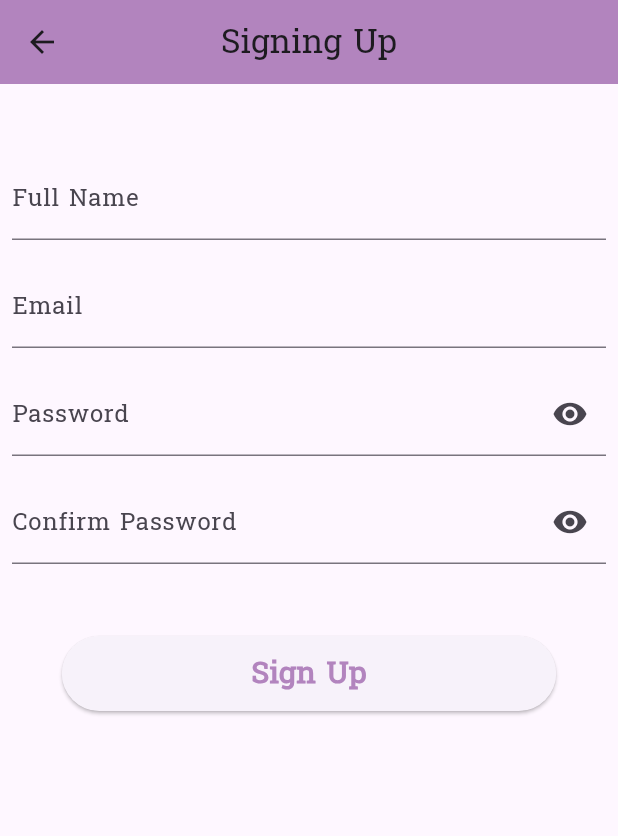
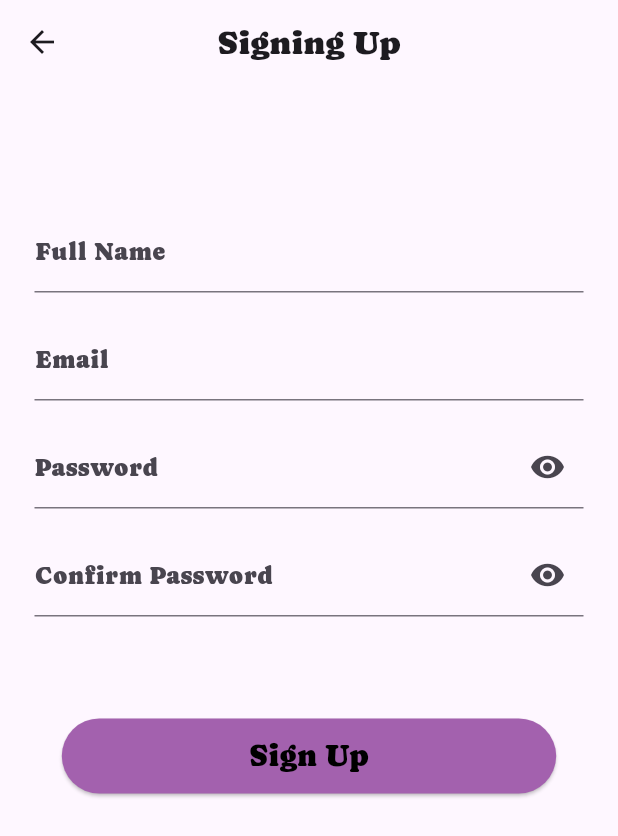
Before and after one commit to klarasameh1/ShoppingApp-SprintsUp, a Flutter app: the screen it shows after launch, after a tap on "Sign Up", on a phone screen of 412 x 824 dp. Shown: the top 836 px of the screen. Run offline on Flutter 3.47's test engine with Material 3 defaults, Android fonts, the phone set to English and light mode, and no system bars.

Commit message:
enhanced Ui

```diff
--- a/lib/main.dart
+++ b/lib/main.dart
@@ -15,7 +15,8 @@ class MyApp extends StatelessWidget {
     return MaterialApp(
       title: "To Do App",
         theme: ThemeData(
-          fontFamily: 'Suwannaphum-Regular',
+          focusColor: Colors.black,
+          fontFamily: 'Caprasimo-Regular',
         ),
       home: WelcomePage()
     );
--- a/lib/pages/signup_page.dart
+++ b/lib/pages/signup_page.dart
@@ -23,15 +23,17 @@ class _SignupPageState extends State<SignupPage> {
   Widget build(BuildContext context) {
     return Scaffold(
       appBar: AppBar(
-        backgroundColor: Color(0xFFB284BE),
+        backgroundColor: Colors.transparent,
         title: Text("Signing Up"),
         centerTitle: true,
       ),
-      body: Form(
+      body: Padding(
+        padding: const EdgeInsets.all(15),
+        child: Form(
           key: _formKey,
           child: Column(
             children: [
-            SizedBox(height: 40),
+              SizedBox(height: 60),
               // Optionally keep Name field if you plan to use it
               Padding(
                 padding: const EdgeInsets.all(8.0),
@@ -119,12 +121,15 @@ class _SignupPageState extends State<SignupPage> {
                 ),
               ),
 
-            SizedBox(height: 40),
+              SizedBox(height: 60),
 
               SizedBox(
                 width: MediaQuery.of(context).size.width*0.8,
                 height: 50,
                 child: ElevatedButton(
+                  style: ButtonStyle(
+                    backgroundColor: WidgetStateProperty.all(Color(0xFFA361AE)) ,
+                  ),
                   onPressed: () async {
                     if (_formKey.currentState!.validate()) {
                       await dialog();
@@ -137,15 +142,16 @@ class _SignupPageState extends State<SignupPage> {
                         SnackBar(
                           content: Text("Enter valid data"),
                           duration: Duration(seconds: 3),
-                        action: SnackBarAction(label: "ok", onPressed: () {}),
+                          action: SnackBarAction(label: "Ok", onPressed: () {}),
                         ),
                       );
                     }
                   },
-                child: Text("Sign Up" , style: TextStyle(fontWeight: FontWeight.bold , fontSize: 20 , color: Color(0xFFB284BE)),),
+                  child: Text("Sign Up" , style: TextStyle(fontSize: 20 , color: Colors.black),),
                 ),
               ),
             ],
+          ),
         ),
       ),
     );
@@ -156,14 +162,13 @@ class _SignupPageState extends State<SignupPage> {
       context: context,
       builder: (BuildContext context) {
         return AlertDialog(
-          backgroundColor: Color(0xFFB284BE),
-          title: Text("Welcome $username"),
-          titleTextStyle: TextStyle(fontWeight: FontWeight.bold, fontSize: 30),
+          title: Text("Welcome"),
+          titleTextStyle: TextStyle(fontSize: 30 , color:Color(0xFFB284BE)),
 
           content: Text("Account created successfully"),
           contentTextStyle: TextStyle(
-            fontWeight: FontWeight.bold,
-            fontSize: 15,
+            color: Color(0xFFB284BE),
+            fontSize: 20,
           ),
           actions: <Widget>[
             TextButton(
@@ -174,7 +179,7 @@ class _SignupPageState extends State<SignupPage> {
                 widthFactor: 50,
                 child: Text(
                   "Close",
-                  style: TextStyle(fontWeight: FontWeight.bold, fontSize: 20 , color: Colors.white),
+                  style: TextStyle(fontWeight: FontWeight.bold, fontSize: 20, color: Color(0xFFB284BE)),
                 ),
               ),
             ),
--- a/lib/pages/welcome_page.dart
+++ b/lib/pages/welcome_page.dart
@@ -8,21 +8,21 @@ class WelcomePage extends StatelessWidget {
   @override
   Widget build(BuildContext context) {
     return Scaffold(
-      appBar: AppBar(title: Center(child: Text("Welcome to Shoppy App"))),
+      appBar: AppBar(title: Center(child: Text("Welcome to Shoppy App" )) , backgroundColor: Colors.transparent,),
       backgroundColor: Colors.white,
       body: Column(
         mainAxisAlignment: MainAxisAlignment.start,
         children: [
           Center(
               child:
-              Image.network('https://img.freepik.com/free-vector/no-time-concept-illustration_114360-4290.jpg?t=st=1751301964~exp=1751305564~hmac=f1358ab224d5296c123608848f31fe5ff7cbfb1472b10bbe63fa2b2904f03639&w=900',
+              Image.asset('assets/welcomePage/welcome1.jpg',
                 width: MediaQuery.of(context).size.width*0.8,
                 height: MediaQuery.of(context).size.height*0.3,
               ),
           ),
           Center(
               child:
-              Image.asset('assets/shopbag.jpg',
+              Image.asset('assets/welcomePage/shopbag.jpg',
                 width: MediaQuery.of(context).size.width*0.8,
                 height: MediaQuery.of(context).size.height*0.3,
               ),
@@ -47,7 +47,7 @@ class WelcomePage extends StatelessWidget {
               onPressed: () => {Navigator.push(
                   context,
                   MaterialPageRoute(builder: (context)=> SigninPage()))},
-              child: Text('Sign In' , style: TextStyle(fontSize: 20 , color: Colors.black),),
+              child: Text('Log In' , style: TextStyle(fontSize: 20 , color: Colors.black ),),
             ),
           ),
         ],
```
Also changed, not shown: lib/pages/home_page.dart (+19 -16 lines), lib/pages/signin_page.dart (+20 -13 lines), lib/widgets/offer_tile.dart (+4 -4 lines), lib/widgets/product_card.dart (+5 -6 lines), pubspec.yaml (+9 -3 lines), assets/Panners/Panner1.jpg (added), assets/Panners/Panner2.jpg (added), assets/Panners/Panner3.jpg (added), assets/Products/product2.jpg (added), assets/Products/product3.jpg (added), assets/Products/product4.jpg (added), assets/Products/product5.jpg (added), assets/Products/product6.jpg (added), assets/welcomePage/shopbag.jpg (renamed from assets/shopbag.jpg), 1 more files. Lines whose indentation alone changed are shown as unchanged.
